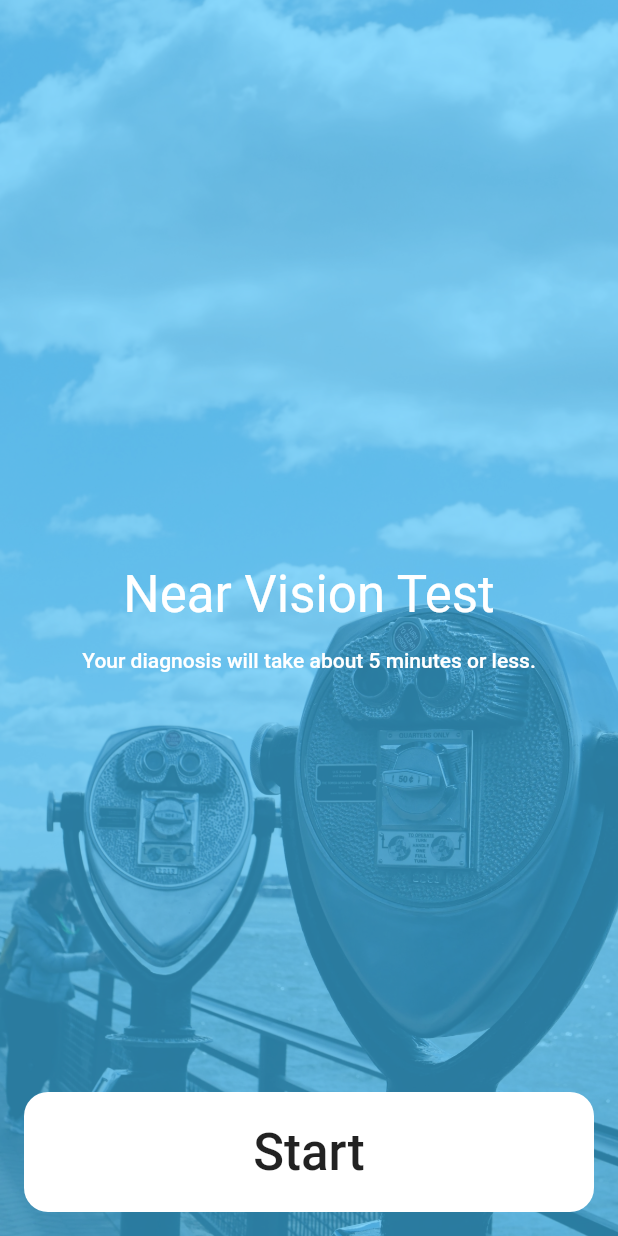
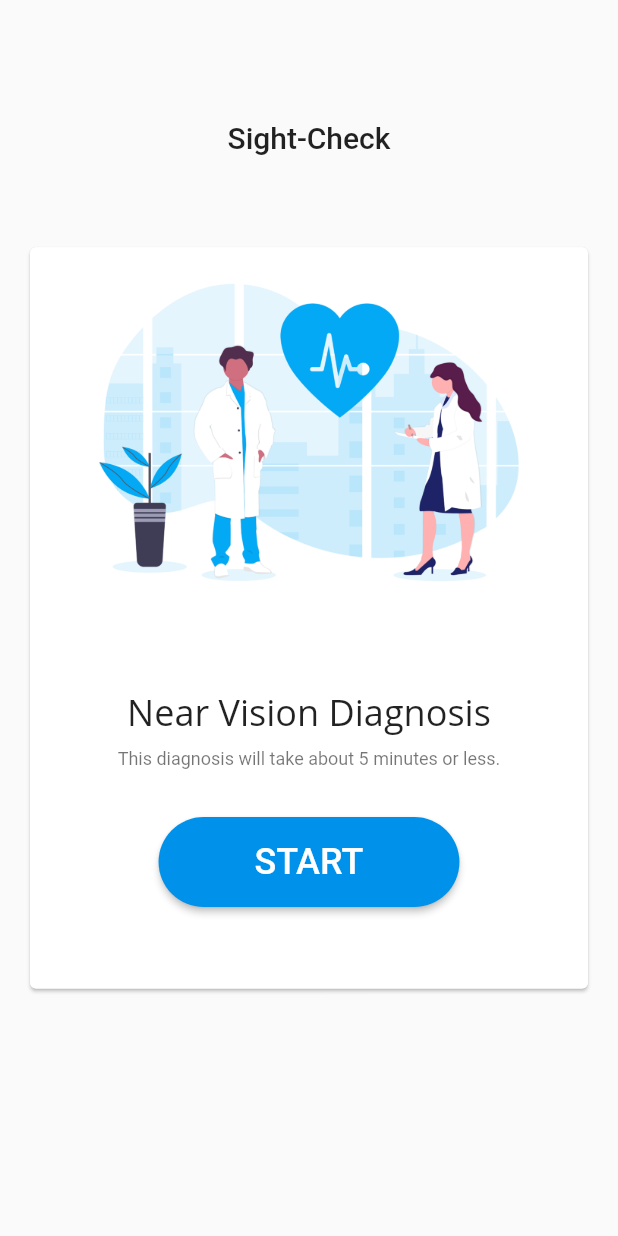
Before and after one commit to binc0/sight-check, a Flutter app: the screen it shows after launch, on a phone screen of 412 x 824 dp. Run offline on Flutter 3.47's test engine with Material 2 defaults, Android fonts, the phone set to English and light mode, and no system bars.

Commit message:
Startseite (2/2)

```diff
--- a/lib/HomePage.dart
+++ b/lib/HomePage.dart
@@ -1,5 +1,5 @@
 import 'package:flutter/material.dart';
-import 'components/IntroCard.dart';
+import 'package:sight_check/components/IntroCard.dart';
 
 class HomePage extends StatefulWidget {
   HomePage({Key key}) : super(key: key);
@@ -12,7 +12,23 @@ class _HomePageState extends State<HomePage> {
   @override
   Widget build(BuildContext context) {
     return Scaffold(
-      body: IntroCard(),
+      body: Container(
+        margin: EdgeInsets.all(16),
+        child: Stack(
+          children: <Widget>[
+            Container(
+              alignment: Alignment.topCenter,
+              margin: EdgeInsets.all(64),
+              child: Text(
+                "Sight-Check",
+                textAlign: TextAlign.center,
+                style: Theme.of(context).textTheme.title,
+              ),
+            ),
+            Center(child: IntroCard()),
+          ],
+        ),
+      ),
     );
   }
 }
--- a/lib/components/IntroCard.dart
+++ b/lib/components/IntroCard.dart
@@ -1,73 +1,84 @@
 import 'package:flutter/material.dart';
-import 'TestCard.dart';
 
+// This Widget is a placeholder for upcoming tests
 class IntroCard extends StatelessWidget {
   @override
   Widget build(BuildContext context) {
     return GestureDetector(
-      child: Stack(
-        alignment: Alignment.bottomCenter,
+      // The grey and thin look makes it less clickable
+      child: Card(
+        child: Container(
+          margin: EdgeInsets.only(left: 16, right: 16),
+          height: MediaQuery.of(context).size.height * 0.6,
+          child: Column(
+            mainAxisSize: MainAxisSize.min,
+            mainAxisAlignment: MainAxisAlignment.center,
             children: <Widget>[
-          // Image Background
-          Image.asset(
-            'assets/graphics/background.jpg',
-            fit: BoxFit.cover,
-            width: MediaQuery.of(context).size.width,
-            height: MediaQuery.of(context).size.height,
+              Flexible(
+                child: Image.asset(
+                  "assets/graphics/health.png",
+                  fit: BoxFit.contain,
                 ),
-          // Blue Scrim for readability
-          Container(color: Colors.lightBlueAccent.withOpacity(0.6)),
-          // Text Container
-          Container(
-            margin: EdgeInsets.all(8.0),
+                flex: 1,
+              ),
+              Flexible(
+                  flex: 1,
+                  child: Container(
+                    margin: EdgeInsets.all(16),
                     child: Column(
+                      mainAxisSize: MainAxisSize.max,
                       mainAxisAlignment: MainAxisAlignment.center,
                       children: <Widget>[
                         Text(
-                  "Near Vision Test",
-                  textAlign: TextAlign.center,
+                          "Near Vision Diagnosis",
+                          style:
+                              TextStyle(fontSize: 24, fontFamily: 'OpenSans'),
+                        ),
+                        Container(
+                          height: 8,
+                        ),
+                        Text(
+                            "This diagnosis will take about 5 minutes or less.",
+                            textAlign: TextAlign.justify,
+                            style: Theme.of(context).textTheme.caption),
+                        Container(
+                          height: 32,
+                        ),
+                        MaterialButton(
+                          child: Text(
+                            "Start".toUpperCase(),
                             style: TextStyle(
                               color: Colors.white,
-                      fontSize: 34.0,
-                      fontWeight: FontWeight.w400),
+                              fontSize: 24,
                             ),
-                Container(
-                  margin: EdgeInsets.all(8),
                           ),
-                Text("Your diagnosis will take about 5 minutes or less.",
-                    textAlign: TextAlign.center,
-                    style: TextStyle(
-                      color: Colors.white,
-                      fontWeight: FontWeight.w500,
+                          color: Colors.lightBlueAccent[700],
+                          padding: EdgeInsets.only(
+                              top: 16, right: 64, bottom: 16, left: 64),
+                          shape: StadiumBorder(),
+                          onPressed: () {},
+                        ),
+                      ],
+                    ),
                   )),
             ],
           ),
         ),
-          // Start Button
-          Container(
-            height: 80,
-            margin: EdgeInsets.all(16),
-            child: Center(
-              child: Text(
-                "Start",
-                style: TextStyle(fontSize: 34.0, fontWeight: FontWeight.w500),
       ),
-            ),
-            decoration: BoxDecoration(
-              color: Colors.white,
-              borderRadius: BorderRadius.all(
-                Radius.circular(16),
-              ),
-            ),
+      onTap: () {
+        // Clicking on this widget opens a dialog
+        showDialog(
+          context: context,
+          child: new SimpleDialog(
+            title: new Text('Title'),
+            children: <Widget>[
+              Text("loremkl"),
+              new SimpleDialogOption(
+                child: new Text('Thank you!'),
               ),
             ],
           ),
-      onTap: () {
-        Navigator.push(
-            context,
-            new MaterialPageRoute(
-                builder: (context) =>
-                    new TestCard())); // Clicking on this widget routes the app to the diagnosis page
+        );
       },
     );
   }
--- a/pubspec.yaml
+++ b/pubspec.yaml
@@ -41,6 +41,10 @@ flutter:
   uses-material-design: true
   assets:
     - assets/graphics/
+  fonts:
+    - family: OpenSans
+      fonts:
+        - asset: assets/fonts/OpenSans-Regular.ttf
   # To add assets to your application, add an assets section, like this:
   # assets:
   #  - images/a_dot_burr.jpeg
```
Also changed, not shown: lib/components/TestCard.dart (deleted, +0 -45 lines), assets/fonts/OpenSans-Regular.ttf (added), assets/graphics/background.jpg (deleted), assets/graphics/health.png (added). Lines whose indentation alone changed are shown as unchanged.
